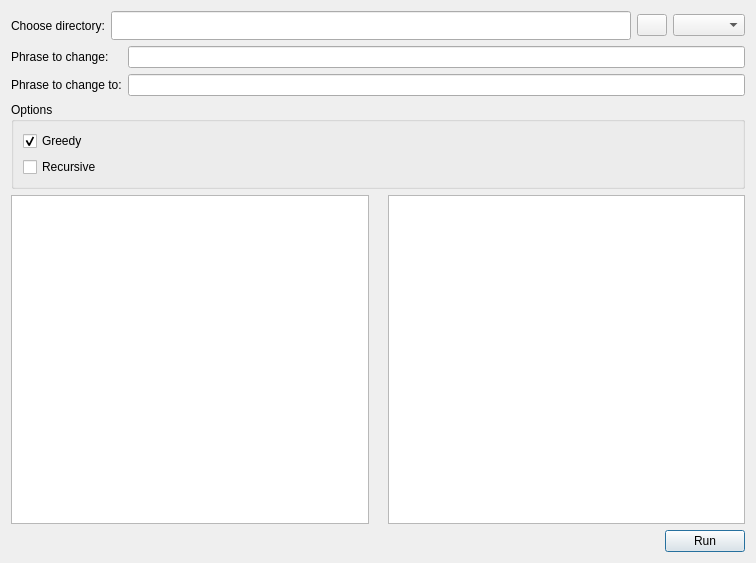
This is rename.ui in june3474/rename as Qt 5 draws it before an edit. The edited form follows.
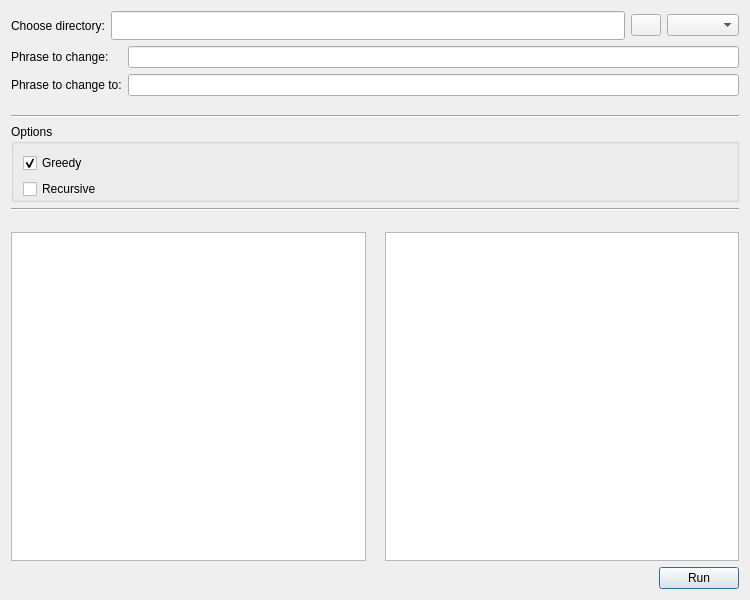
This is the edited form. Icons and pictures are not drawn.

```diff
--- a/rename.ui
+++ b/rename.ui
@@ -9,8 +9,8 @@
    <rect>
     <x>0</x>
     <y>0</y>
-    <width>756</width>
-    <height>563</height>
+    <width>750</width>
+    <height>600</height>
    </rect>
   </property>
   <property name="windowTitle">
@@ -20,6 +20,70 @@
    <enum>Qt::LeftToRight</enum>
   </property>
   <layout class="QGridLayout" name="gridLayout">
+   <item row="2" column="0">
+    <spacer name="verticalSpacer">
+     <property name="orientation">
+      <enum>Qt::Vertical</enum>
+     </property>
+     <property name="sizeType">
+      <enum>QSizePolicy::Preferred</enum>
+     </property>
+     <property name="sizeHint" stdset="0">
+      <size>
+       <width>20</width>
+       <height>3</height>
+      </size>
+     </property>
+    </spacer>
+   </item>
+   <item row="4" column="0">
+    <widget class="QGroupBox" name="groupBox">
+     <property name="styleSheet">
+      <string notr="true"/>
+     </property>
+     <property name="title">
+      <string>Options</string>
+     </property>
+     <layout class="QVBoxLayout" name="verticalLayout_2">
+      <property name="topMargin">
+       <number>9</number>
+      </property>
+      <property name="rightMargin">
+       <number>9</number>
+      </property>
+      <property name="bottomMargin">
+       <number>0</number>
+      </property>
+      <item>
+       <widget class="QCheckBox" name="chkBoxGreedy">
+        <property name="enabled">
+         <bool>true</bool>
+        </property>
+        <property name="text">
+         <string>Greedy</string>
+        </property>
+        <property name="checked">
+         <bool>true</bool>
+        </property>
+       </widget>
+      </item>
+      <item>
+       <widget class="QCheckBox" name="chkBoxRecursive">
+        <property name="text">
+         <string>Recursive</string>
+        </property>
+       </widget>
+      </item>
+     </layout>
+    </widget>
+   </item>
+   <item row="3" column="0">
+    <widget class="Line" name="line">
+     <property name="orientation">
+      <enum>Qt::Horizontal</enum>
+     </property>
+    </widget>
+   </item>
    <item row="0" column="0">
     <layout class="QGridLayout" name="Directory">
      <item row="0" column="1">
@@ -88,6 +152,9 @@
    </item>
    <item row="1" column="0">
     <layout class="QFormLayout" name="Phrase">
+     <property name="bottomMargin">
+      <number>10</number>
+     </property>
      <item row="0" column="1">
       <widget class="QLineEdit" name="lineEditOld"/>
      </item>
@@ -113,10 +180,10 @@
      </item>
     </layout>
    </item>
-   <item row="3" column="0">
+   <item row="7" column="0">
     <layout class="QVBoxLayout" name="verticalLayout"/>
    </item>
-   <item row="4" column="0">
+   <item row="8" column="0">
     <layout class="QHBoxLayout" name="Files">
      <item>
       <widget class="QListView" name="listBefore">
@@ -159,7 +226,7 @@
      </item>
     </layout>
    </item>
-   <item row="5" column="0">
+   <item row="9" column="0">
     <layout class="QHBoxLayout" name="horizontalLayout">
      <item>
       <spacer name="horizontalSpacer">
@@ -183,35 +250,29 @@
      </item>
     </layout>
    </item>
-   <item row="2" column="0">
-    <widget class="QGroupBox" name="groupBox">
-     <property name="title">
-      <string>Options</string>
+   <item row="5" column="0">
+    <widget class="Line" name="line_2">
+     <property name="orientation">
+      <enum>Qt::Horizontal</enum>
      </property>
-     <layout class="QVBoxLayout" name="verticalLayout_2">
-      <item>
-       <widget class="QCheckBox" name="chkBoxGreedy">
-        <property name="enabled">
-         <bool>true</bool>
-        </property>
-        <property name="text">
-         <string>Greedy</string>
-        </property>
-        <property name="checked">
-         <bool>true</bool>
-        </property>
-       </widget>
-      </item>
-      <item>
-       <widget class="QCheckBox" name="chkBoxRecursive">
-        <property name="text">
-         <string>Recursive</string>
-        </property>
-       </widget>
-      </item>
-     </layout>
     </widget>
    </item>
+   <item row="6" column="0">
+    <spacer name="verticalSpacer_2">
+     <property name="orientation">
+      <enum>Qt::Vertical</enum>
+     </property>
+     <property name="sizeType">
+      <enum>QSizePolicy::Preferred</enum>
+     </property>
+     <property name="sizeHint" stdset="0">
+      <size>
+       <width>20</width>
+       <height>15</height>
+      </size>
+     </property>
+    </spacer>
+   </item>
   </layout>
  </widget>
  <tabstops>
```
